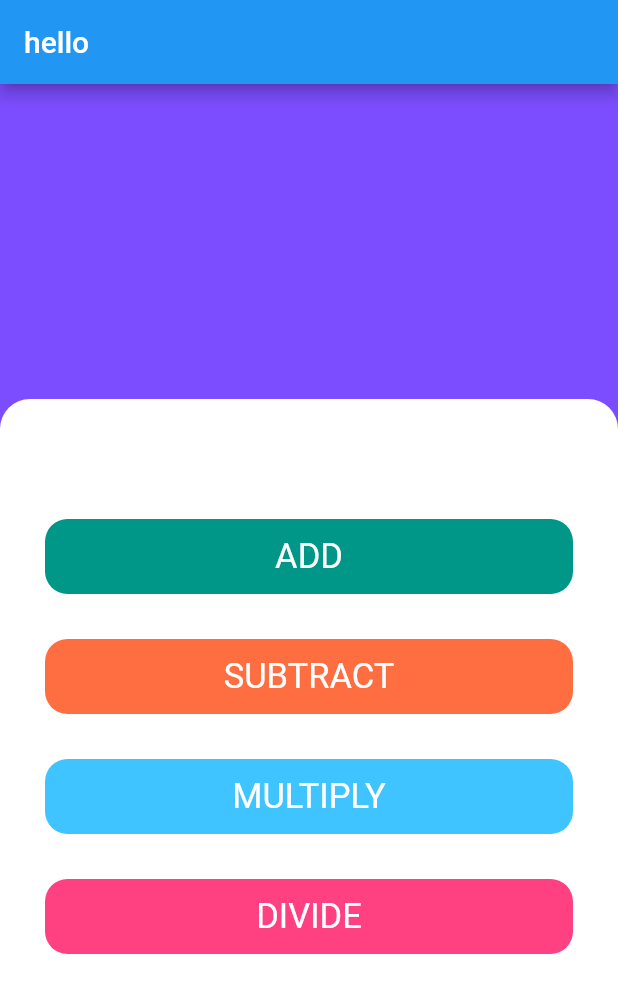
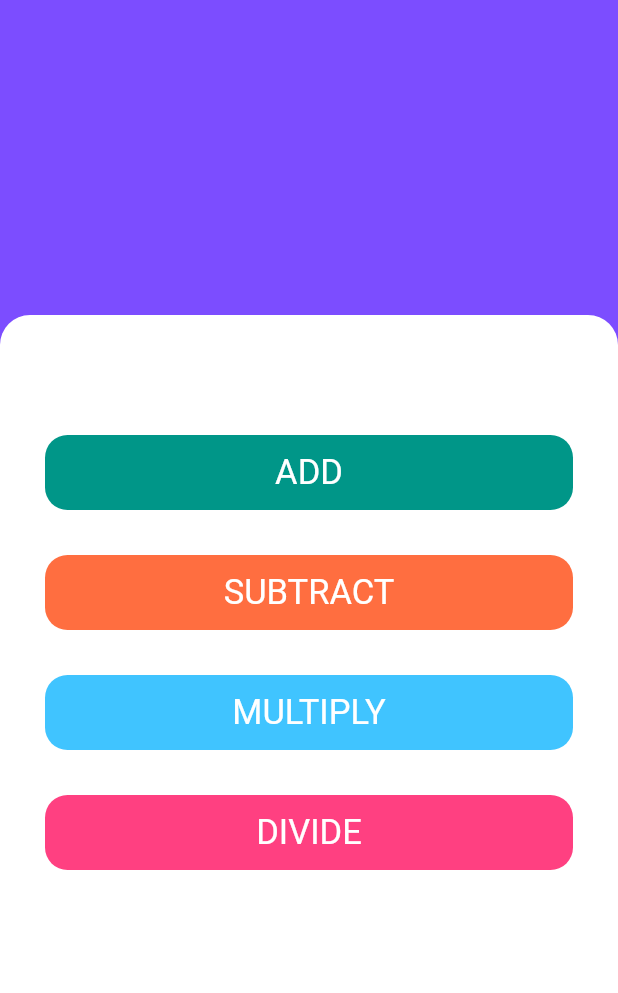
Before and after one commit to jubelgeorge/flutter_appcalculator, a Flutter app: the screen it shows after launch, on a phone screen of 412 x 824 dp. Shown: the top 993 px of the screen. Run offline on Flutter 3.47's test engine with Material 2 defaults, Android fonts, the phone set to English and light mode, and no system bars.

Commit message:
deleted appbar

```diff
--- a/lib/main.dart
+++ b/lib/main.dart
@@ -15,9 +15,6 @@ class Calc extends StatelessWidget {
     return MaterialApp(
       debugShowCheckedModeBanner: false,
       home: Scaffold(
-        appBar: AppBar(
-          title: Text("hello"),
-        ),
         body: Main(),
       ),
     );
```
